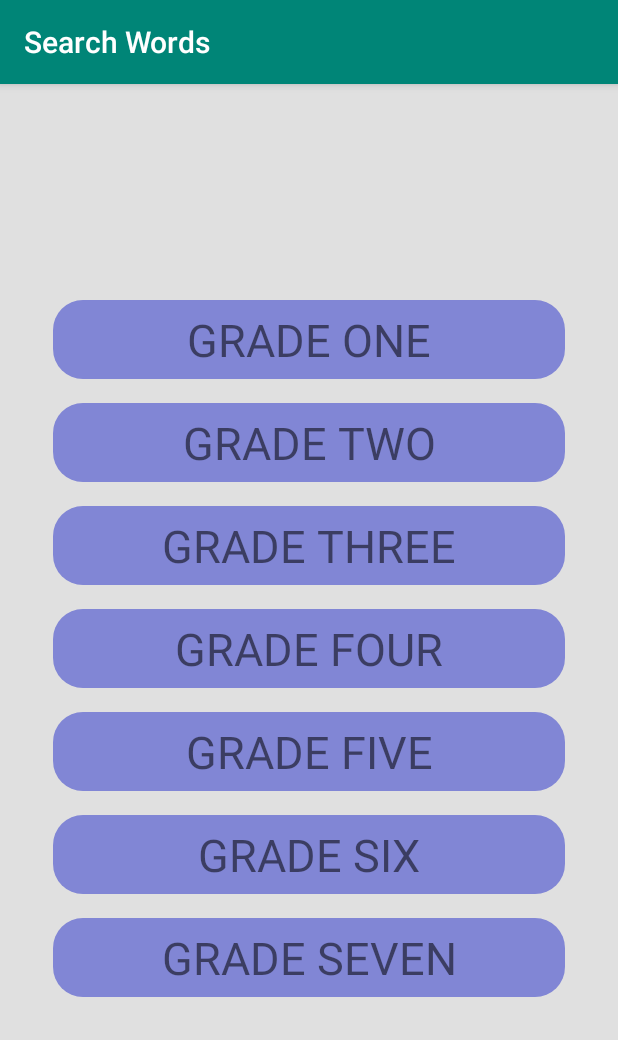
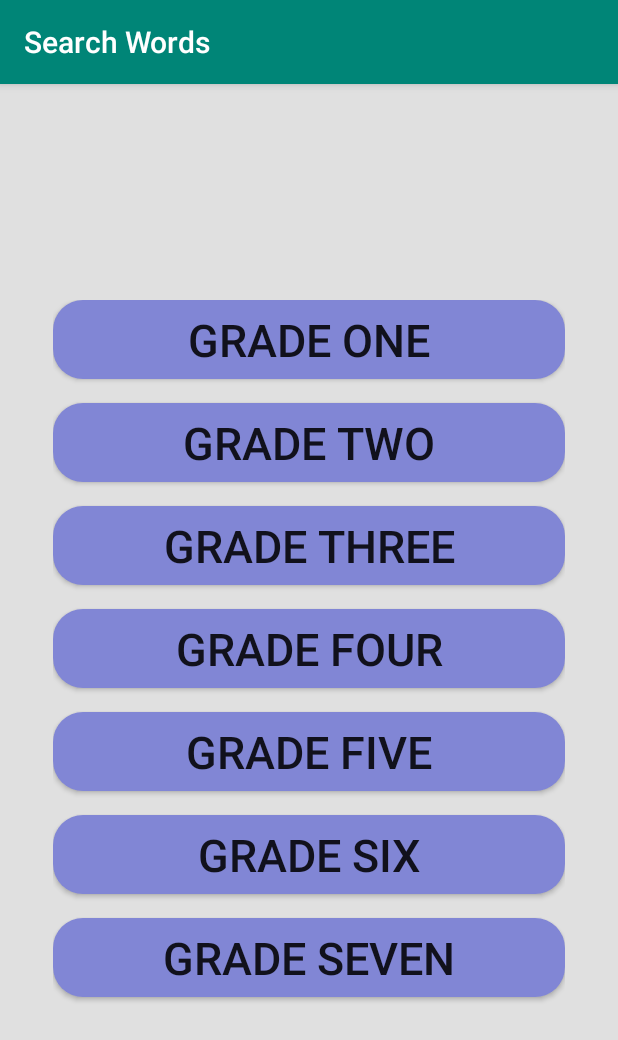
Before and after one commit to Asher161/kidsDictionary, an Android app: the SearchWords screen opened directly, with no data from a screen before it, on a phone screen of 412 x 824 dp. Shown: the top 1040 px of the screen. Run offline under Robolectric (Android 15) with nearby library versions, the phone set to English and light mode, and no system bars.

Commit message:
words, search

```diff
--- a/app/src/main/AndroidManifest.xml
+++ b/app/src/main/AndroidManifest.xml
@@ -9,6 +9,8 @@
         android:roundIcon="@mipmap/ic_launcher_round"
         android:supportsRtl="true"
         android:theme="@style/AppTheme">
+        <activity android:name=".Word"></activity>
+        <activity android:name=".ShowWords" />
         <activity
             android:name=".Favorite"
             android:label="Favorites" />
--- a/app/src/main/java/com/e/kidstalkingdictionary/SearchWords.java
+++ b/app/src/main/java/com/e/kidstalkingdictionary/SearchWords.java
@@ -2,13 +2,83 @@ package com.e.kidstalkingdictionary;
 
 import androidx.appcompat.app.AppCompatActivity;
 
+import android.content.Intent;
 import android.os.Bundle;
+import android.view.View;
+import android.widget.Button;
+import android.widget.TextView;
 
 public class SearchWords extends AppCompatActivity {
 
+    Button btn1,btn2,btn3,btn4,btn5,btn6,btn7;
     @Override
     protected void onCreate(Bundle savedInstanceState) {
         super.onCreate(savedInstanceState);
         setContentView(R.layout.activity_search_words);
+        btn1 = (Button) findViewById(R.id.grade_one_btn);
+        btn2 = (Button) findViewById(R.id.grade_two_btn);
+        btn3 = (Button) findViewById(R.id.grade_three_btn);
+        btn4 = (Button) findViewById(R.id.grade_four_btn);
+        btn5 = (Button) findViewById(R.id.grade_five_btn);
+        btn6 = (Button) findViewById(R.id.grade_six_btn);
+        btn7 = (Button) findViewById(R.id.grade_seven_btn);
+
+
+        btn1.setOnClickListener(new View.OnClickListener() {
+            @Override
+            public void onClick(View view) {
+                openShowWord();
+            }
+        });
+
+        btn2.setOnClickListener(new View.OnClickListener() {
+            @Override
+            public void onClick(View view) {
+
+            }
+        });
+
+        btn3.setOnClickListener(new View.OnClickListener() {
+            @Override
+            public void onClick(View view) {
+
+            }
+        });
+
+        btn4.setOnClickListener(new View.OnClickListener() {
+            @Override
+            public void onClick(View view) {
+
+            }
+        });
+
+        btn5.setOnClickListener(new View.OnClickListener() {
+            @Override
+            public void onClick(View view) {
+
+            }
+        });
+
+        btn6.setOnClickListener(new View.OnClickListener() {
+            @Override
+            public void onClick(View view) {
+
+            }
+        });
+
+        btn7.setOnClickListener(new View.OnClickListener() {
+            @Override
+            public void onClick(View view) {
+
+            }
+        });
+
+
+    }
+
+
+    private void openShowWord(){
+        Intent intent = new Intent(SearchWords.this,ShowWords.class);
+        startActivity(intent);
     }
 }
--- a/app/src/main/res/layout/activity_search_words.xml
+++ b/app/src/main/res/layout/activity_search_words.xml
@@ -17,7 +17,7 @@
         app:layout_constraintStart_toStartOf="parent"
         app:layout_constraintTop_toTopOf="parent">
 
-        <TextView
+        <Button
             android:layout_width="match_parent"
             android:layout_height="wrap_content"
             android:layout_marginBottom="16dp"
@@ -26,9 +26,10 @@
             android:text="Grade One"
             android:textAlignment="center"
             android:textAllCaps="true"
-            android:textSize="30dp" />
+            android:textSize="30dp"
+            android:id="@+id/grade_one_btn"/>
 
-        <TextView
+        <Button
             android:layout_width="match_parent"
             android:layout_height="wrap_content"
             android:layout_marginBottom="16dp"
@@ -37,9 +38,10 @@
             android:text="Grade two"
             android:textAlignment="center"
             android:textAllCaps="true"
-            android:textSize="30dp" />
+            android:textSize="30dp"
+            android:id="@+id/grade_two_btn"/>
 
-        <TextView
+        <Button
             android:layout_width="match_parent"
             android:layout_height="wrap_content"
             android:layout_marginBottom="16dp"
@@ -48,9 +50,10 @@
             android:text="Grade three"
             android:textAlignment="center"
             android:textAllCaps="true"
-            android:textSize="30dp" />
+            android:textSize="30dp"
+            android:id="@+id/grade_three_btn"/>
 
-        <TextView
+        <Button
             android:layout_width="match_parent"
             android:layout_height="wrap_content"
             android:layout_marginBottom="16dp"
@@ -59,9 +62,10 @@
             android:text="Grade four"
             android:textAlignment="center"
             android:textAllCaps="true"
-            android:textSize="30dp" />
+            android:textSize="30dp"
+            android:id="@+id/grade_four_btn"/>
 
-        <TextView
+        <Button
             android:layout_width="match_parent"
             android:layout_height="wrap_content"
             android:layout_marginBottom="16dp"
@@ -70,9 +74,10 @@
             android:text="Grade five"
             android:textAlignment="center"
             android:textAllCaps="true"
-            android:textSize="30dp" />
+            android:textSize="30dp"
+            android:id="@+id/grade_five_btn"/>
 
-        <TextView
+        <Button
             android:layout_width="match_parent"
             android:layout_height="wrap_content"
             android:layout_marginBottom="16dp"
@@ -81,9 +86,10 @@
             android:text="Grade six"
             android:textAlignment="center"
             android:textAllCaps="true"
-            android:textSize="30dp" />
+            android:textSize="30dp"
+            android:id="@+id/grade_six_btn"/>
 
-        <TextView
+        <Button
             android:layout_width="match_parent"
             android:layout_height="wrap_content"
             android:layout_marginBottom="16dp"
@@ -92,7 +98,8 @@
             android:text="Grade seven"
             android:textAlignment="center"
             android:textAllCaps="true"
-            android:textSize="30dp" />
+            android:textSize="30dp"
+            android:id="@+id/grade_seven_btn"/>
 
     </LinearLayout>
 
```
Also changed, not shown: app/src/main/java/com/e/kidstalkingdictionary/ShowWords.java (added, +81 -0 lines), app/src/main/java/com/e/kidstalkingdictionary/Word.java (added, +14 -0 lines), app/src/main/res/layout/activity_show_words.xml (added, +40 -0 lines), app/src/main/res/layout/activity_word.xml (added, +56 -0 lines), app/src/main/res/layout/words_list.xml (added, +33 -0 lines), app/src/main/res/drawable/plus.png (added), app/src/main/res/drawable/speaker.png (added).
